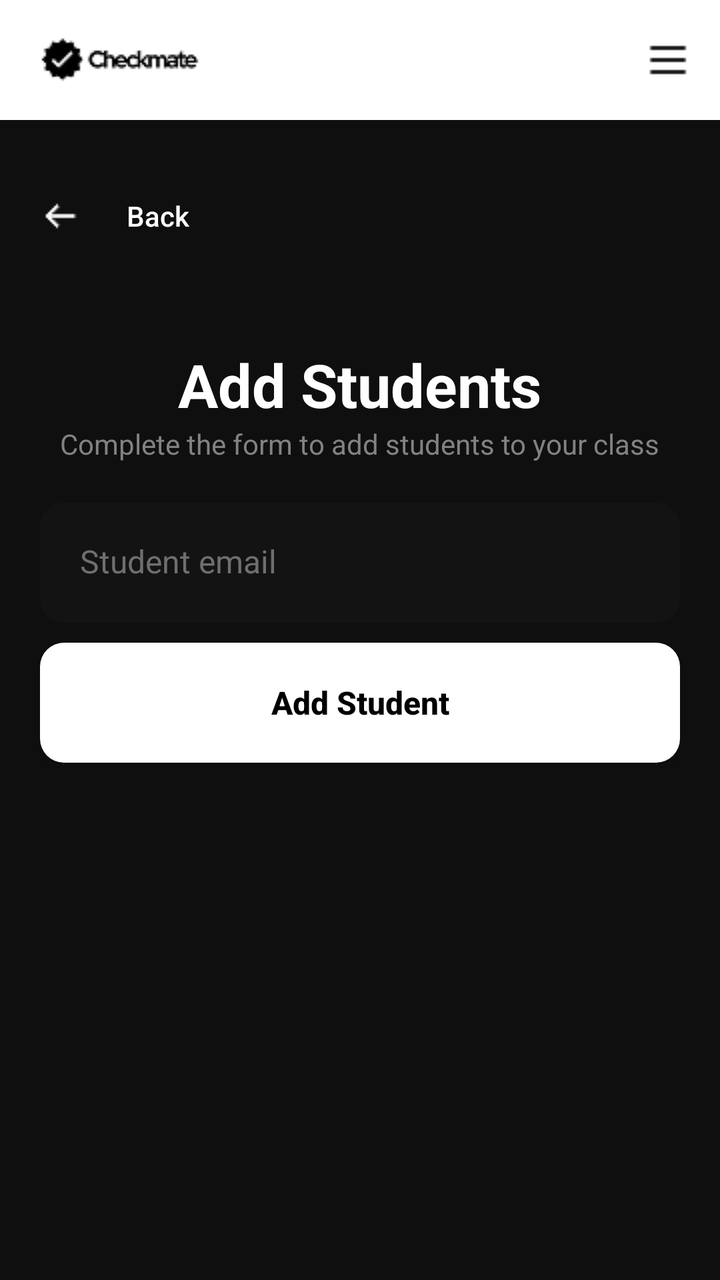
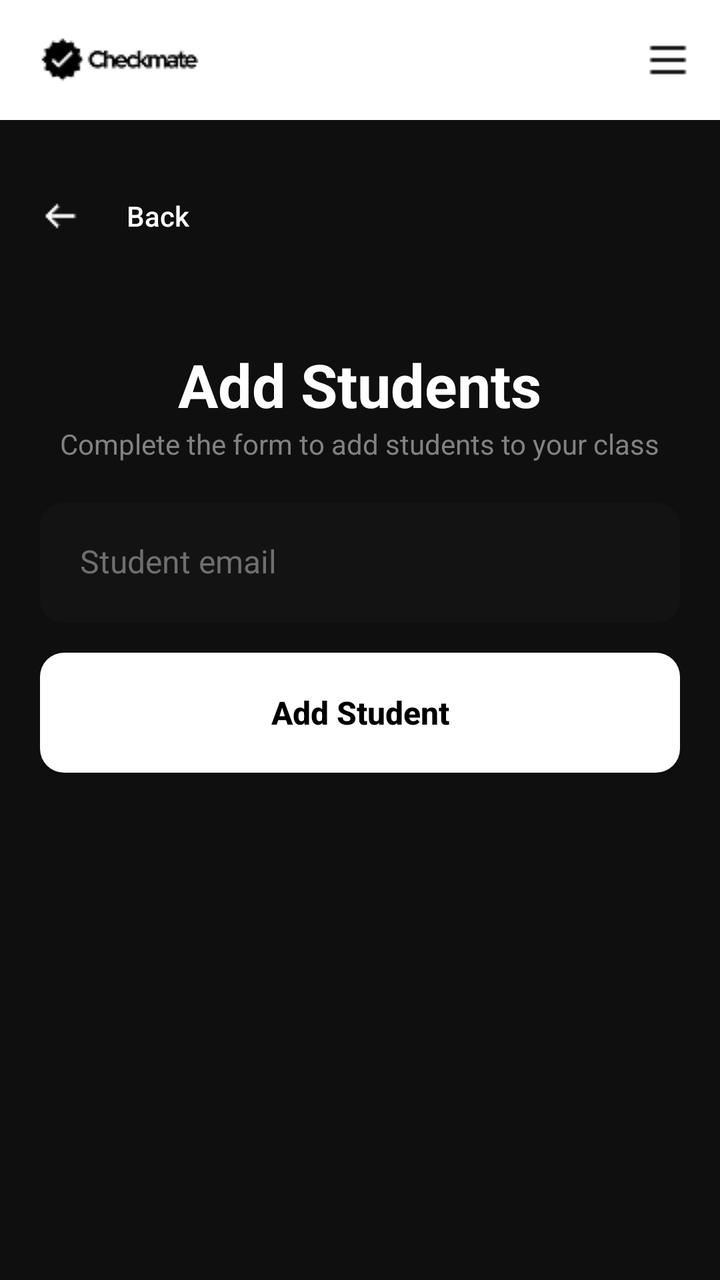

Before-and-after screenshots of an Android layout around one commit, followed by the original layout XML and the change that was made.
<!-- AndroidManifest.xml: application theme Theme.AuthTest -->
<!-- res/layout/activity_add_students_form.xml -->
<?xml version="1.0" encoding="utf-8"?>
<androidx.drawerlayout.widget.DrawerLayout
    xmlns:android="http://schemas.android.com/apk/res/android"
    xmlns:app="http://schemas.android.com/apk/res-auto"
    android:id="@+id/main"
    android:layout_width="match_parent"
    android:layout_height="match_parent"
    android:background="#0F0F0F"
    android:fitsSystemWindows="true">

    <LinearLayout
        android:layout_width="match_parent"
        android:layout_height="match_parent"
        android:orientation="vertical">

        <RelativeLayout
            android:layout_width="match_parent"
            android:layout_height="60dp"
            android:background="#FFFFFF">

            <ImageView
                android:id="@+id/header_logo"
                android:layout_width="wrap_content"
                android:layout_height="wrap_content"
                android:layout_alignParentStart="true"
                android:layout_centerVertical="true"
                android:layout_marginStart="16dp"
                android:src="@drawable/header_logo" />

            <ImageView
                android:id="@+id/hamburger_icon"
                android:layout_width="wrap_content"
                android:layout_height="wrap_content"
                android:layout_alignParentEnd="true"
                android:layout_centerVertical="true"
                android:layout_marginEnd="16dp"
                android:src="@drawable/hamburger_icon" />
        </RelativeLayout>

        <LinearLayout
            android:layout_width="match_parent"
            android:layout_height="wrap_content"
            android:paddingHorizontal="20dp"
            android:paddingTop="24dp">

            <androidx.appcompat.widget.AppCompatButton
                android:id="@+id/backButton"
                android:layout_width="wrap_content"
                android:layout_height="wrap_content"
                android:background="@android:color/transparent"
                android:drawableStart="@drawable/left_arrow"
                android:drawablePadding="10dp"
                android:text="Back"
                android:textAllCaps="false"
                android:textColor="#FFFFFF" />
        </LinearLayout>

        <LinearLayout
            android:layout_width="match_parent"
            android:layout_height="match_parent"
            android:padding="20dp"
            android:orientation="vertical"
            android:gravity="center_horizontal" >

            <TextView
                android:text="Add Students"
                android:textColor="#FFFFFF"
                android:textStyle="bold"
                android:textSize="30sp"
                android:layout_marginTop="20dp"
                android:layout_width="wrap_content"
                android:layout_height="wrap_content" />

            <TextView
                android:text="Complete the form to add students to your class"
                android:textColor="#828282"
                android:layout_marginBottom="20dp"
                android:layout_width="wrap_content"
                android:layout_height="wrap_content" />

            <EditText
                android:id="@+id/studentEmailInput"
                android:layout_width="match_parent"
                android:layout_height="60dp"
                android:hint="Student email"
                android:textColor="#FFFFFF"
                android:textColorHint="#6F6F6F"
                android:textSize="16sp"
                android:background="@drawable/form_border"
                android:padding="20dp"
                android:maxLines="1"
                android:inputType="textEmailAddress"
                android:layout_marginBottom="10dp" />

            <androidx.appcompat.widget.AppCompatButton
                android:id="@+id/addStudentToClassButton"
                android:layout_width="match_parent"
                android:layout_height="60dp"
                android:text="Add Student"
                android:textAllCaps="false"
                android:textStyle="bold"
                android:textSize="16sp"
                android:textColor="#000000"
                android:background="@drawable/create_account_button" />
        </LinearLayout>

    </LinearLayout>

    <com.google.android.material.navigation.NavigationView
        android:id="@+id/navigation_view"
        android:layout_width="280dp"
        android:layout_height="match_parent"
        android:layout_gravity="start"
        android:fitsSystemWindows="true"
        android:background="#1A1A1A"
        app:menu="@menu/menu_drawer"
        app:headerLayout="@layout/drawer_header"
        app:itemTextColor="@color/menu_item_color"
        app:itemIconTint="@color/menu_item_color" />

</androidx.drawerlayout.widget.DrawerLayout>
<!-- res/layout/drawer_header.xml (included above) -->
<?xml version="1.0" encoding="utf-8"?>
<LinearLayout xmlns:android="http://schemas.android.com/apk/res/android"
    android:layout_width="match_parent"
    android:layout_height="200dp"
    android:orientation="vertical"
    android:gravity="bottom"
    android:padding="20dp"
    android:background="#0F0F0F">

    <ImageView
        android:id="@+id/drawer_user_avatar"
        android:layout_width="60dp"
        android:layout_height="60dp"
        android:src="@drawable/default_avatar"
        android:contentDescription="user_avatar"
        android:layout_marginBottom="15dp" />

    <TextView
        android:id="@+id/drawer_user_name"
        android:layout_width="wrap_content"
        android:layout_height="wrap_content"
        android:text="User Name"
        android:textColor="#FFFFFF"
        android:textSize="18sp"
        android:textStyle="bold"
        android:layout_marginBottom="5dp" />

    <TextView
        android:id="@+id/drawer_user_email"
        android:layout_width="wrap_content"
        android:layout_height="wrap_content"
        android:text="user@example.com"
        android:textColor="#828282"
        android:textSize="12sp" />

</LinearLayout>
<!-- resources referenced by this layout -->
<resources>
  <!-- drawable create_account_button (drawable) -->
  <?xml version="1.0" encoding="utf-8"?>
  <shape xmlns:android="http://schemas.android.com/apk/res/android"
      android:shape="rectangle">
      <solid android:color="#FFFFFF" />
      <corners android:radius="12dp" />
  </shape>
  <!-- drawable default_avatar (drawable) -->
  <?xml version="1.0" encoding="utf-8"?>
  <vector xmlns:android="http://schemas.android.com/apk/res/android"
      android:width="24dp"
      android:height="24dp"
      android:viewportWidth="24"
      android:viewportHeight="24">
      <path
          android:fillColor="#FFFFFF"
          android:pathData="M12,12c2.21,0 4,-1.79 4,-4s-1.79,-4 -4,-4 -4,1.79 -4,4 1.79,4 4,4zm0,2c-2.67,0 -8,1.34 -8,4v2h16v-2c0,-2.66 -5.33,-4 -8,-4z" />
  </vector>
  <!-- drawable form_border (drawable) -->
  <?xml version="1.0" encoding="utf-8"?>
  <shape xmlns:android="http://schemas.android.com/apk/res/android"
      android:shape="rectangle">
      <solid android:color="#131313" />
      <corners android:radius="12dp" />
  </shape>
  <!-- drawable hamburger_icon: png bitmap (drawable, 177 bytes) -->
  <!-- drawable header_logo: png bitmap (drawable, 1337 bytes) -->
  <!-- drawable left_arrow: png bitmap (drawable, 316 bytes) -->
  <style name="Theme.AuthTest" parent="Base.Theme.AuthTest" />
  <style name="Base.Theme.AuthTest" parent="Theme.Material3.DayNight.NoActionBar">
          
          
      </style>
</resources>

<!-- the commit's change to res/layout/activity_add_students_form.xml (unified diff, before → after) -->
@@ -90,7 +90,7 @@
                 android:padding="20dp"
                 android:maxLines="1"
                 android:inputType="textEmailAddress"
-                android:layout_marginBottom="10dp" />
+                android:layout_marginBottom="15dp" />
 
             <androidx.appcompat.widget.AppCompatButton
                 android:id="@+id/addStudentToClassButton"
